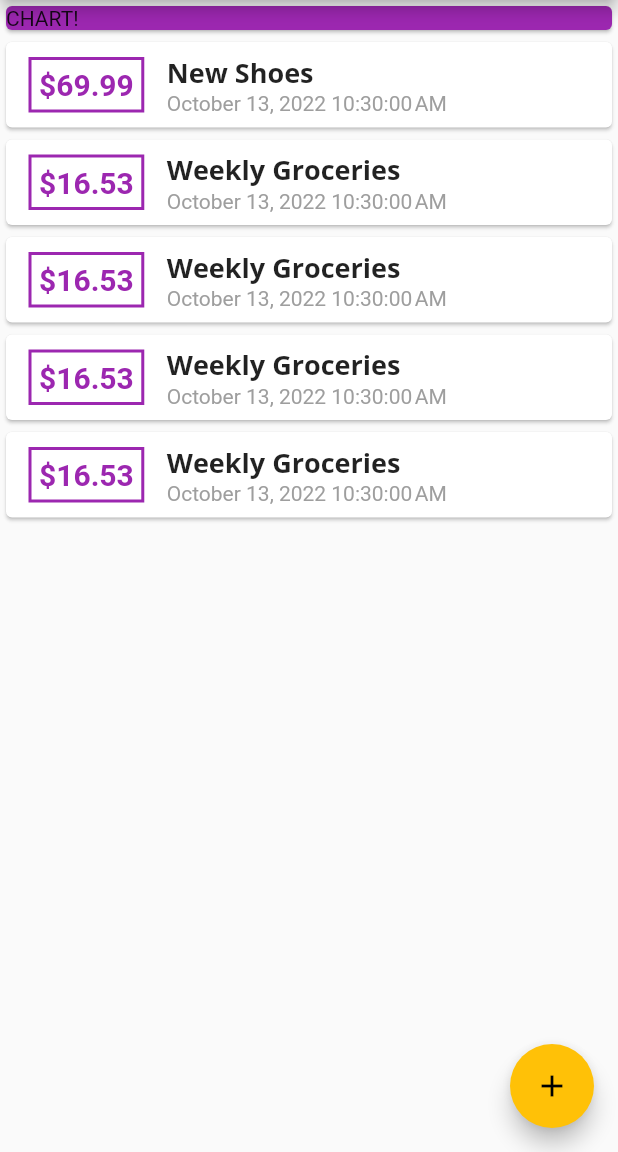
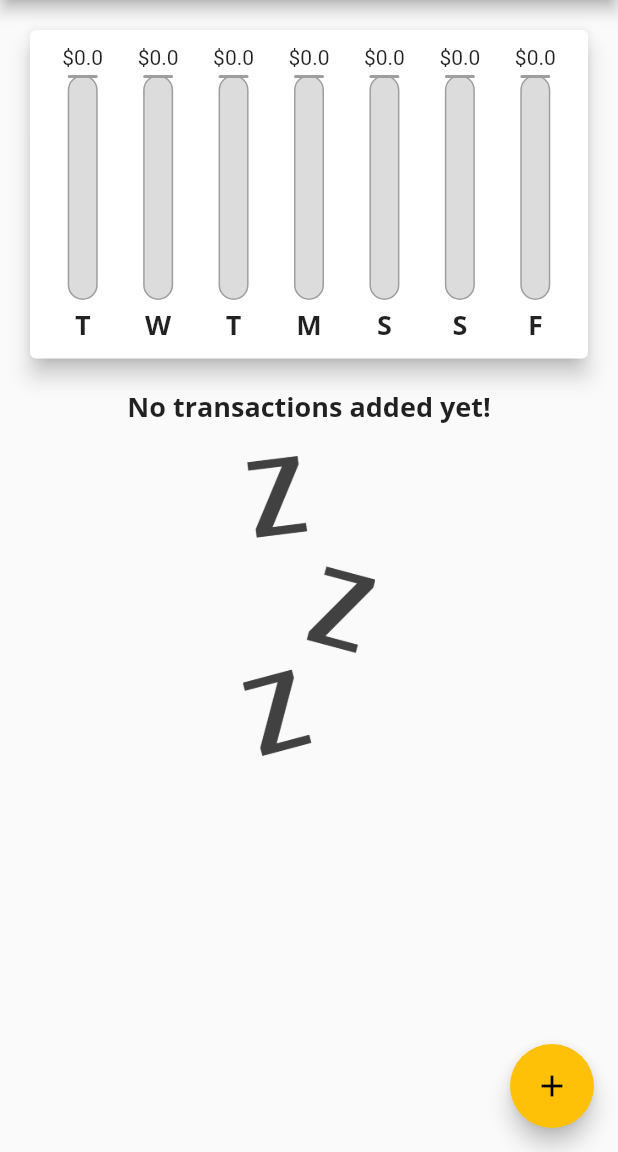
Before and after one commit to Olakunlesalami/personal-expense-tracker, a Flutter app: the screen it shows after launch, on a phone screen of 412 x 824 dp, the part 84-1236 px from its top. Run offline on Flutter 3.47's test engine with Material 2 defaults, Android fonts, the phone set to English and light mode, and no system bars.

Commit message:
create the chart widget

```diff
--- a/tutorials/expense_tracker/lib/main.dart
+++ b/tutorials/expense_tracker/lib/main.dart
@@ -1,4 +1,5 @@
 import 'package:expense_tracker/models/transaction.dart';
+import 'package:expense_tracker/widgets/chart.dart';
 import 'package:expense_tracker/widgets/new-transaction.dart';
 import 'package:expense_tracker/widgets/transaction-list.dart';
 
@@ -42,29 +43,22 @@ class MyHomePage extends StatefulWidget {
 
 class _MyHomePageState extends State<MyHomePage> {
   final List<Transaction> _transactions = [
-    Transaction(
-        id: 't1', title: 'New Shoes', amount: 69.99, date: DateTime.now()),
-    Transaction(
-        id: 't2',
-        title: 'Weekly Groceries',
-        amount: 16.53,
-        date: DateTime.now()),
-    Transaction(
-        id: 't2',
-        title: 'Weekly Groceries',
-        amount: 16.53,
-        date: DateTime.now()),
-    Transaction(
-        id: 't2',
-        title: 'Weekly Groceries',
-        amount: 16.53,
-        date: DateTime.now()),
-    Transaction(
-        id: 't2',
-        title: 'Weekly Groceries',
-        amount: 16.53,
-        date: DateTime.now())
+    // Transaction(
+    //     id: 't1', title: 'New Shoes', amount: 69.99, date: DateTime.now()),
+    // Transaction(
+    //     id: 't2',
+    //     title: 'Weekly Groceries',
+    //     amount: 16.53,
+    //     date: DateTime.now())
   ];
+
+  List<Transaction> get _recentTransactions {
+    return _transactions.where((txn) {
+      return txn.date!.isAfter(
+        DateTime.now().subtract(Duration(days: 7)),
+      );
+    }).toList();
+  }
 
   void _addTransaction(String txTitle, double txAmount) {
     final newTx = Transaction(
@@ -105,13 +99,14 @@ class _MyHomePageState extends State<MyHomePage> {
         child: Column(
           crossAxisAlignment: CrossAxisAlignment.start,
           children: [
-            Container(
-              width: double.infinity,
-              child: Card(
-                color: Theme.of(context).primaryColor,
-                child: Text('CHART!'),
-              ),
-            ),
+            // Container(
+            //   width: double.infinity,
+            //   child: Card(
+            //     color: Theme.of(context).primaryColor,
+            //     child: Text('CHART!'),
+            //   ),
+            // ),
+            Chart(_transactions),
             TransactionList(
               transactions: _transactions,
             )
--- /dev/null
+++ b/tutorials/expense_tracker/lib/widgets/bar-chart.dart
@@ -0,0 +1,51 @@
+import 'package:flutter/material.dart';
+
+class BarChat extends StatelessWidget {
+  final String label;
+  final double spendingAmount;
+  final double spendingPctOfTotal;
+
+  BarChat(this.label, this.spendingAmount, this.spendingPctOfTotal);
+
+  @override
+  Widget build(BuildContext context) {
+    return Column(
+      children: [
+        FittedBox(
+            // Prevents child from growing
+            child: Text('\$$spendingAmount')),
+        SizedBox(
+          height: 4,
+        ),
+        Container(
+          height: 150,
+          width: 20,
+          child: Stack(children: [
+            Container(
+              decoration: BoxDecoration(
+                  border: Border.all(color: Colors.grey, width: 1.0),
+                  color: Color.fromRGBO(220, 220, 220, 1),
+                  borderRadius: BorderRadius.circular(10)),
+            ),
+            FractionallySizedBox(
+              heightFactor: spendingPctOfTotal,
+              child: Container(
+                decoration: BoxDecoration(
+                    color: Theme.of(context).primaryColor,
+                    border: Border.all(color: Colors.grey, width: 1.0),
+                    borderRadius: BorderRadius.circular(10)),
+              ),
+            )
+          ]),
+        ),
+        SizedBox(
+          height: 4,
+        ),
+        Text(
+          '$label',
+          style: Theme.of(context).textTheme.headline6,
+        )
+      ],
+    );
+  }
+}
--- /dev/null
+++ b/tutorials/expense_tracker/lib/widgets/chart.dart
@@ -0,0 +1,57 @@
+import 'package:expense_tracker/models/transaction.dart';
+import 'package:expense_tracker/widgets/bar-chart.dart';
+import 'package:flutter/material.dart';
+import 'package:intl/intl.dart';
+
+class Chart extends StatelessWidget {
+  final List<Transaction> recentTransactions;
+
+  Chart(this.recentTransactions);
+
+  List<Map<String, Object>> get groupedTransactions {
+    return List.generate(7, (index) {
+      final weekDay = DateTime.now().subtract(Duration(days: index));
+      var totalSum = 0.0;
+
+      for (var i = 0; i < recentTransactions.length; i++) {
+        if (recentTransactions[i].date?.day == weekDay.day &&
+            recentTransactions[i].date?.month == weekDay.month &&
+            recentTransactions[i].date?.year == weekDay.year) {
+          totalSum += recentTransactions[i].amount as double;
+        }
+      }
+      return {
+        'day': DateFormat.E().format(weekDay).substring(0, 1),
+        'amount': totalSum
+      };
+    });
+  }
+
+  double get totalSpending {
+    return groupedTransactions.fold(
+        0.0,
+        (previousValue, element) =>
+            previousValue + (element['amount'] as double));
+  }
+
+  @override
+  Widget build(BuildContext context) {
+    return Card(
+      margin: EdgeInsets.all(20),
+      elevation: 6,
+      child: Padding(
+        padding: EdgeInsets.all(10.0),
+        child: Row(
+          mainAxisAlignment: MainAxisAlignment.spaceAround,
+          children: groupedTransactions.map((tx) {
+            return Flexible(
+              fit: FlexFit.tight,
+              child: BarChat(tx['day'] as String, tx['amount'] as double,
+                  (tx['amount'] as double) / totalSpending),
+            );
+          }).toList(),
+        ),
+      ),
+    );
+  }
+}
--- a/tutorials/expense_tracker/lib/widgets/transaction-list.dart
+++ b/tutorials/expense_tracker/lib/widgets/transaction-list.dart
@@ -10,12 +10,33 @@ class TransactionList extends StatelessWidget {
   Widget build(BuildContext context) {
     return Container(
       height: 400,
-      child: ListView.builder(
+      width: double.infinity,
+      child: transactions.isEmpty
+          ? Column(
+              children: [
+                Text(
+                  'No transactions added yet!',
+                  style: Theme.of(context).textTheme.headline6,
+                ),
+                SizedBox(
+                  height: 20,
+                ),
+                Container(
+                  height: 200,
+                  child: Image.asset(
+                    'assets/images/waiting.png',
+                    fit: BoxFit.cover,
+                  ),
+                )
+              ],
+            )
+          : ListView.builder(
               itemBuilder: (BuildContext context, index) {
                 return Card(
                   child: Row(children: [
                     Container(
-                margin: EdgeInsets.symmetric(vertical: 10, horizontal: 15),
+                      margin:
+                          EdgeInsets.symmetric(vertical: 10, horizontal: 15),
                       decoration: BoxDecoration(
                           border: Border.all(
                               color: Theme.of(context).primaryColor, width: 2)),
--- a/tutorials/expense_tracker/pubspec.yaml
+++ b/tutorials/expense_tracker/pubspec.yaml
@@ -59,8 +59,8 @@ flutter:
   uses-material-design: true
 
   # To add assets to your application, add an assets section, like this:
-  # assets:
-  #   - images/a_dot_burr.jpeg
+  assets:
+    - assets/images/waiting.png
   #   - images/a_dot_ham.jpeg
 
   # An image asset can refer to one or more resolution-specific "variants", see
```
Also changed, not shown: tutorials/expense_tracker/assets/images/waiting.png (added). Lines whose indentation alone changed are shown as unchanged.
